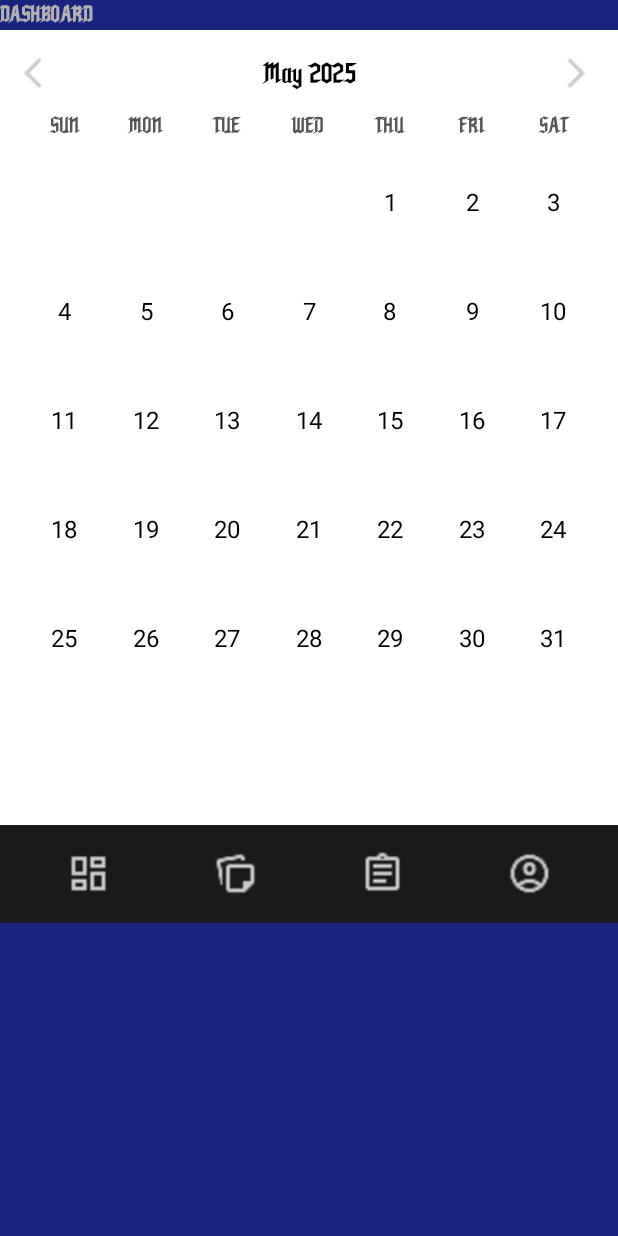
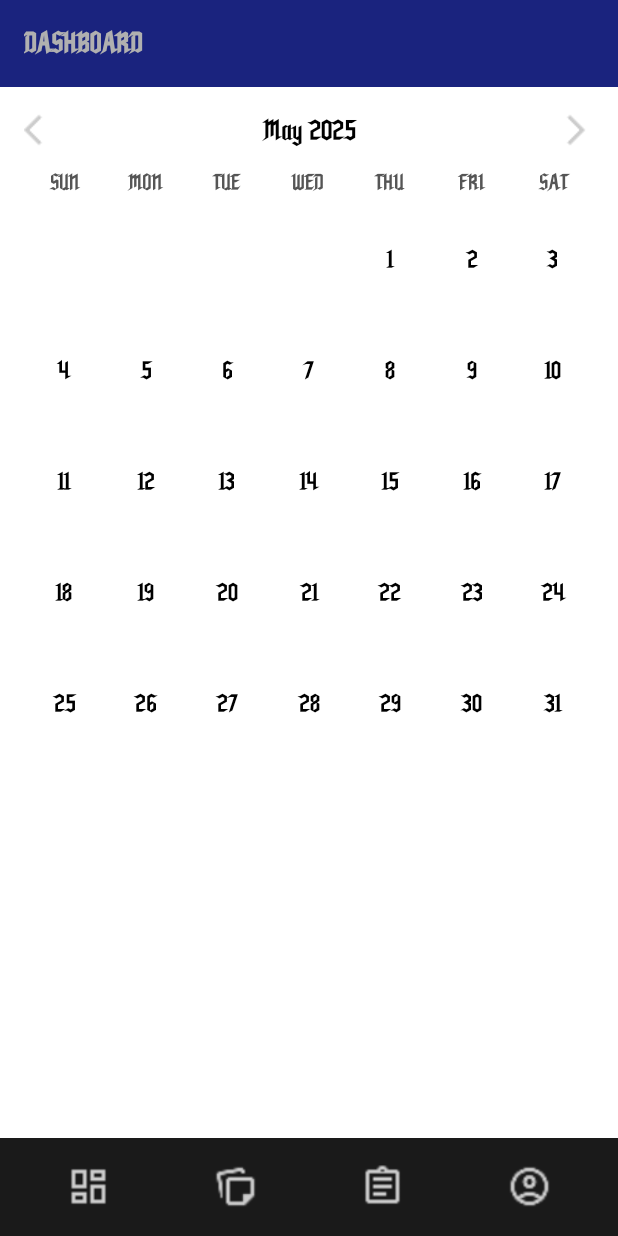
Before and after one commit to gioyatar/MoodTok, an Android app: the screen it shows after launch (MainActivity), on a phone screen of 412 x 824 dp. Run offline under Robolectric (Android 15) with nearby library versions, the phone set to English and light mode, and no system bars.

Commit message:
Fixed THEME font not being applied to dayCell
The TextView with id dashboardTitle is fixed at the top.

The included calendar layout fills the space between the title and the bottom navigation.

The bottom navigation bar stays fixed at the bottom.

The LinearLayout inside the nav uses layout_weight to evenly space your 4 image icons horizontally

```diff
--- a/app/src/main/java/com/example/moodtok/CalendarActivity.java
+++ b/app/src/main/java/com/example/moodtok/CalendarActivity.java
@@ -1,11 +1,13 @@
 package com.example.moodtok;
 
 import android.graphics.Color;
+import android.graphics.Typeface;
+import android.util.TypedValue;
 import android.view.Gravity;
 import android.widget.GridLayout;
 import android.widget.ImageButton;
 import android.widget.TextView;
-
+import androidx.core.content.res.ResourcesCompat;
 import java.text.SimpleDateFormat;
 import java.util.Calendar;
 import java.util.Locale;
@@ -60,12 +62,30 @@ public class CalendarActivity {
         int totalCells = 42;
         int day = 1;
 
+        // **Start here: Resolve the fontFamily attribute once**
+        TypedValue typedValue = new TypedValue();
+        boolean found = calendarGrid.getContext().getTheme().resolveAttribute(android.R.attr.fontFamily, typedValue, true);
+
+        Typeface customFont = null;
+        if (found) {
+            int fontResId = typedValue.resourceId;
+            if (fontResId != 0) {
+                customFont = ResourcesCompat.getFont(calendarGrid.getContext(), fontResId);
+            }
+        }
+        // **End font resolving**
+
+        // Then the loop creating the day cells
         for (int i = 0; i < totalCells; i++) {
             TextView dayCell = new TextView(calendarGrid.getContext());
             dayCell.setGravity(Gravity.CENTER);
             dayCell.setTextSize(16);
             dayCell.setTextColor(Color.BLACK);
             dayCell.setPadding(0, 32, 0, 32);
+
+            if (customFont != null) {
+                dayCell.setTypeface(customFont);
+            }
 
             if (i >= offset && day <= daysInMonth) {
                 dayCell.setText(String.valueOf(day));
--- a/app/src/main/res/layout/activity_main.xml
+++ b/app/src/main/res/layout/activity_main.xml
@@ -1,34 +1,47 @@
 <?xml version="1.0" encoding="utf-8"?>
-<LinearLayout xmlns:android="http://schemas.android.com/apk/res/android"
-    android:orientation="vertical"
+<androidx.constraintlayout.widget.ConstraintLayout
+    xmlns:android="http://schemas.android.com/apk/res/android"
+    xmlns:app="http://schemas.android.com/apk/res-auto"
     android:id="@+id/main"
     android:layout_width="match_parent"
     android:layout_height="match_parent"
     android:background="?attr/backgroundColor">
 
     <TextView
-        android:layout_width="match_parent"
+        android:id="@+id/dashboardTitle"
+        android:layout_width="0dp"
         android:layout_height="wrap_content"
         android:text="DASHBOARD"
         android:textColor="?attr/textFillColor"
-        android:textStyle="bold"/>
+        android:textStyle="bold"
+        android:padding="16dp"
+        android:textSize="18sp"
+        app:layout_constraintTop_toTopOf="parent"
+        app:layout_constraintStart_toStartOf="parent"
+        app:layout_constraintEnd_toEndOf="parent" />
 
-    <!-- Include the calendar layout -->
     <include
+        android:id="@+id/calendar_include"
         layout="@layout/calendar_format"
-        android:layout_width="match_parent"
-        android:layout_height="wrap_content"/>
+        android:layout_width="0dp"
+        android:layout_height="0dp"
+        app:layout_constraintTop_toBottomOf="@id/dashboardTitle"
+        app:layout_constraintBottom_toTopOf="@id/bottomNavBar"
+        app:layout_constraintStart_toStartOf="parent"
+        app:layout_constraintEnd_toEndOf="parent" />
 
-    <!-- Bottom Navigation Bar (Images Only) -->
     <LinearLayout
+        android:id="@+id/bottomNavBar"
         android:orientation="horizontal"
-        android:layout_width="match_parent"
+        android:layout_width="0dp"
         android:layout_height="65dp"
         android:gravity="center"
         android:background="#1A1A1A"
-        android:padding="10dp">
+        android:padding="10dp"
+        app:layout_constraintBottom_toBottomOf="parent"
+        app:layout_constraintStart_toStartOf="parent"
+        app:layout_constraintEnd_toEndOf="parent">
 
-        <!-- First Item -->
         <LinearLayout
             android:orientation="vertical"
             android:layout_width="0dp"
@@ -42,7 +55,6 @@
                 android:src="@drawable/dashboard_logo" />
         </LinearLayout>
 
-        <!-- Second Item -->
         <LinearLayout
             android:orientation="vertical"
             android:layout_width="0dp"
@@ -56,7 +68,6 @@
                 android:src="@drawable/diary_logo" />
         </LinearLayout>
 
-        <!-- Third Item -->
         <LinearLayout
             android:orientation="vertical"
             android:layout_width="0dp"
@@ -70,7 +81,6 @@
                 android:src="@drawable/assignment_logo" />
         </LinearLayout>
 
-        <!-- Fourth Item -->
         <LinearLayout
             android:orientation="vertical"
             android:layout_width="0dp"
@@ -83,5 +93,7 @@
                 android:layout_height="30dp"
                 android:src="@drawable/account_logo" />
         </LinearLayout>
+
     </LinearLayout>
-</LinearLayout>
+
+</androidx.constraintlayout.widget.ConstraintLayout>
--- a/app/src/main/res/values/themes.xml
+++ b/app/src/main/res/values/themes.xml
@@ -3,7 +3,7 @@
     <style name="Theme.AppCompat.DevilHunter" parent="Theme.Material3.DayNight.NoActionBar">
         <item name="backgroundColor">@color/bloodRed</item>
         <item name="textFillColor">@color/ashWhite</item>
-        <item name="fontFamily">@font/mael</item>
+        <item name="android:fontFamily">@font/mael</item>
         <item name="colorPrimary">@color/obsidianBlack</item>
     </style>
 
@@ -11,7 +11,7 @@
     <style name="Theme.AppCompat.DarkSlayer" parent="Theme.Material3.DayNight.NoActionBar">
         <item name="backgroundColor">@color/deepMidnightBlue</item>
         <item name="textFillColor">@color/platinumGray</item>
-        <item name="fontFamily">@font/dmc</item>
+        <item name="android:fontFamily">@font/dmc</item>
         <item name="colorPrimary">@color/gunmetalGray</item>
     </style>
 
```
